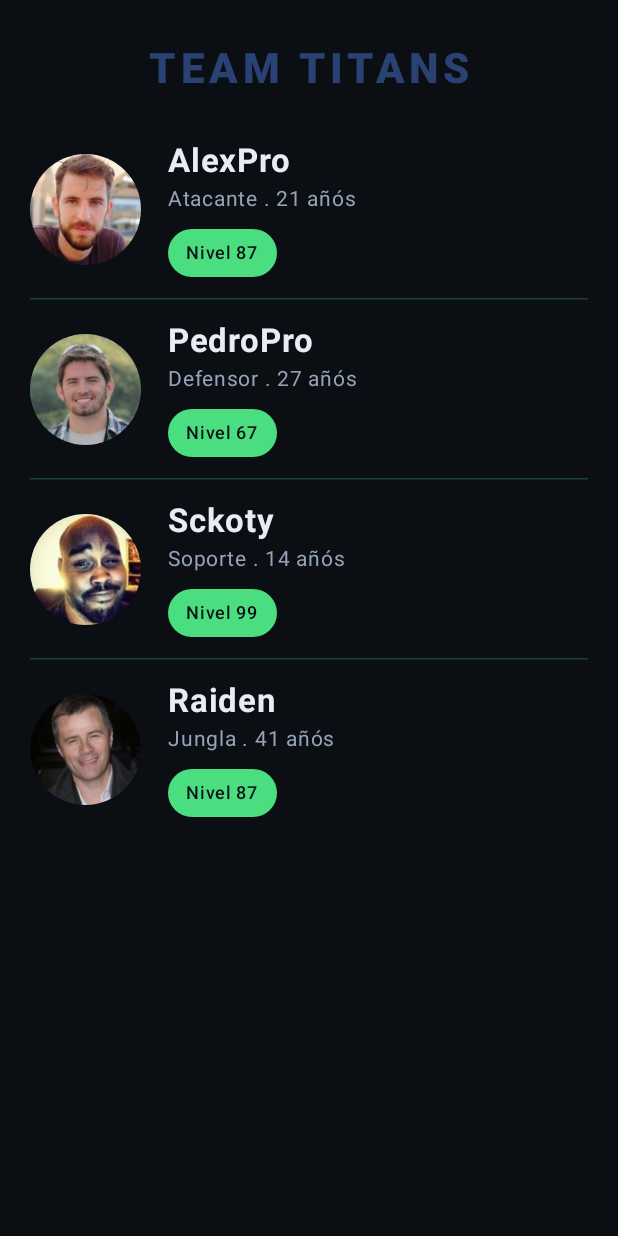
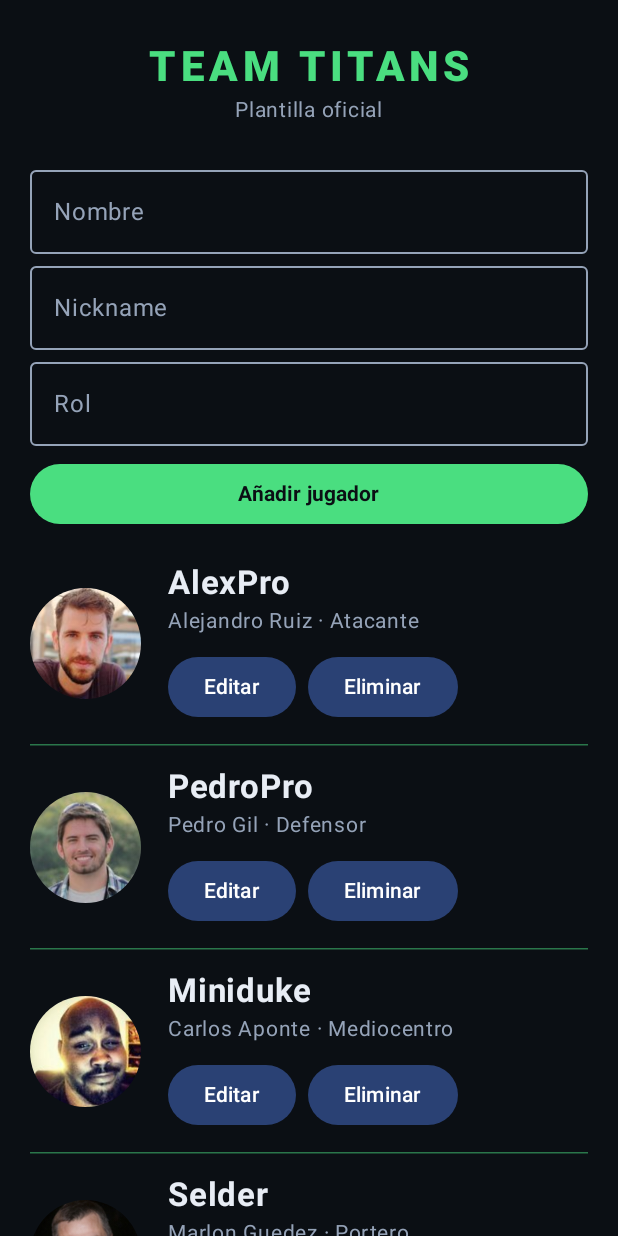
Before and after one commit to Sckoty-FP/ActividadJetpackComposeEliasB, an Android app built with Jetpack Compose: the screen it shows after launch (MainActivity), on a phone screen of 412 x 824 dp. Run offline under Robolectric (Android 15) with nearby library versions, the phone set to English and light mode, and no system bars.

Commit message:
Práctica 2: gestión de jugadores añadir, listar, eliminar, editar

```diff
--- /dev/null
+++ b/app/src/main/java/com/example/actividad3plantillaequipo/Componentes.kt
@@ -0,0 +1,254 @@
+package com.example.actividad3plantillaequipo
+
+import androidx.compose.foundation.Image
+import androidx.compose.foundation.layout.Column
+import androidx.compose.foundation.layout.Row
+import androidx.compose.foundation.layout.Spacer
+import androidx.compose.foundation.layout.fillMaxWidth
+import androidx.compose.foundation.layout.padding
+import androidx.compose.foundation.layout.size
+import androidx.compose.foundation.layout.width
+import androidx.compose.foundation.shape.CircleShape
+import androidx.compose.material3.AlertDialog
+import androidx.compose.material3.Button
+import androidx.compose.material3.ButtonDefaults
+import androidx.compose.material3.HorizontalDivider
+import androidx.compose.material3.OutlinedTextField
+import androidx.compose.material3.OutlinedTextFieldDefaults
+import androidx.compose.material3.Text
+import androidx.compose.material3.TextButton
+import androidx.compose.runtime.Composable
+import androidx.compose.runtime.getValue
+import androidx.compose.runtime.mutableStateOf
+import androidx.compose.runtime.saveable.rememberSaveable
+import androidx.compose.runtime.setValue
+import androidx.compose.ui.Alignment
+import androidx.compose.ui.Modifier
+import androidx.compose.ui.draw.clip
+import androidx.compose.ui.graphics.Color
+import androidx.compose.ui.layout.ContentScale
+import androidx.compose.ui.res.painterResource
+import androidx.compose.ui.text.font.FontWeight
+import androidx.compose.ui.unit.dp
+import androidx.compose.ui.unit.sp
+import com.example.actividad3plantillaequipo.ui.theme.FondoApp
+import com.example.actividad3plantillaequipo.ui.theme.TextoClaro
+import com.example.actividad3plantillaequipo.ui.theme.TextoSuave
+import com.example.actividad3plantillaequipo.ui.theme.VerdeNeon
+
+@Composable
+fun FormularioJugador(
+    onAnadir: (nombre: String, nickname: String, rol: String) -> Unit
+) {
+    var nombre by rememberSaveable { mutableStateOf("") }
+    var nickname by rememberSaveable { mutableStateOf("") }
+    var rol by rememberSaveable { mutableStateOf("") }
+    var hayError by rememberSaveable { mutableStateOf(false) }
+
+    Column(modifier = Modifier.fillMaxWidth()) {
+        OutlinedTextField(
+            value = nombre,
+            onValueChange = { nombre = it },
+            label = { Text("Nombre") },
+            singleLine = true,
+            colors = coloresCampo(),
+            modifier = Modifier.fillMaxWidth()
+        )
+        OutlinedTextField(
+            value = nickname,
+            onValueChange = { nickname = it },
+            label = { Text("Nickname") },
+            singleLine = true,
+            colors = coloresCampo(),
+            modifier = Modifier.fillMaxWidth()
+        )
+        OutlinedTextField(
+            value = rol,
+            onValueChange = { rol = it },
+            label = { Text("Rol") },
+            singleLine = true,
+            colors = coloresCampo(),
+            modifier = Modifier.fillMaxWidth()
+        )
+
+        if (hayError) {
+            Text(
+                text = "Rellena nombre, nickname y rol",
+                color = Color(0xFFF87171),
+                fontSize = 13.sp,
+                modifier = Modifier.padding(top = 6.dp)
+            )
+        }
+
+        Button(
+            onClick = {
+                if (nombre.isBlank() || nickname.isBlank() || rol.isBlank()) {
+                    hayError = true
+                } else {
+                    onAnadir(nombre.trim(), nickname.trim(), rol.trim())  // avisa al jefe con los 3 textos
+                    nombre = ""
+                    nickname = ""
+                    rol = ""
+                    hayError = false
+                }
+            },
+            colors = ButtonDefaults.buttonColors(
+                containerColor = VerdeNeon,
+                contentColor = FondoApp
+            ),
+            modifier = Modifier
+                .fillMaxWidth()
+                .padding(top = 8.dp)
+        ) {
+            Text("Añadir jugador", fontWeight = FontWeight.Bold)
+        }
+    }
+}
+
+@Composable
+fun DialogoEliminar(
+    jugador: Jugador,
+    onConfirmar: () -> Unit,
+    onCancelar: () -> Unit
+) {
+    AlertDialog(
+        onDismissRequest = onCancelar,
+        title = { Text("Eliminar jugador") },
+        text = {
+            Text("¿Estás seguro de eliminar a ${jugador.nickname}?")
+        },
+        confirmButton = {
+            TextButton(onClick = onConfirmar) {
+                Text("Confirmar")
+            }
+        },
+        dismissButton = {
+            TextButton(onClick = onCancelar) {
+                Text("Cancelar")
+            }
+        }
+    )
+}
+
+@Composable
+fun DialogoEditar(
+    jugador: Jugador,
+    onGuardar: (Jugador) -> Unit,
+    onCancelar: () -> Unit
+) {
+    var nombre by rememberSaveable { mutableStateOf(jugador.nombre) }
+    var nickname by rememberSaveable { mutableStateOf(jugador.nickname) }
+    var rol by rememberSaveable { mutableStateOf(jugador.rol) }
+    var hayError by rememberSaveable { mutableStateOf(false) }
+
+    AlertDialog(
+        onDismissRequest = onCancelar,
+        title = { Text("Editar jugador") },
+        text = {
+            Column {
+                OutlinedTextField(
+                    value = nombre,
+                    onValueChange = { nombre = it },
+                    label = { Text("Nombre") },
+                    singleLine = true
+                )
+                OutlinedTextField(
+                    value = nickname,
+                    onValueChange = { nickname = it },
+                    label = { Text("Nickname") },
+                    singleLine = true
+                )
+                OutlinedTextField(
+                    value = rol,
+                    onValueChange = { rol = it },
+                    label = { Text("Rol") },
+                    singleLine = true
+                )
+                if (hayError) {
+                    Text(
+                        text = "Ningún campo puede quedar vacío",
+                        color = Color(0xFFF87171),
+                        fontSize = 13.sp,
+                        modifier = Modifier.padding(top = 6.dp)
+                    )
+                }
+            }
+        },
+        confirmButton = {
+            TextButton(onClick = {
+                if (nombre.isBlank() || nickname.isBlank() || rol.isBlank()) {
+                    hayError = true
+                } else {
+                    onGuardar(
+                        jugador.copy(
+                            nombre = nombre.trim(),
+                            nickname = nickname.trim(),
+                            rol = rol.trim()
+                        )
+                    )
+                }
+            }) {
+                Text("Guardar")
+            }
+        },
+        dismissButton = {
+            TextButton(onClick = onCancelar) {
+                Text("Cancelar")
+            }
+        }
+    )
+}
+@Composable
+fun TarjetaJugador(jugador: Jugador,
+                   onEditar: () -> Unit,
+                   onEliminar: () -> Unit){
+    Row(verticalAlignment = Alignment.CenterVertically,
+        modifier = Modifier
+            .fillMaxWidth()
+            .padding(vertical = 10.dp)
+    ){
+        Image(
+            painter = painterResource(id = jugador.imagen),
+            contentDescription = "Foto de ${jugador.nickname}",
+            contentScale = ContentScale.Crop,
+            modifier = Modifier
+                .size(74.dp)
+                .clip(CircleShape)
+        )
+        Column(modifier = Modifier
+            .padding(start = 18.dp)
+        ){
+            Text(text = jugador.nickname,
+                color = TextoClaro,
+                fontWeight = FontWeight.Bold,
+                fontSize = 22.sp)
+            Text(text = "${jugador.nombre} · ${jugador.rol}",
+                color = TextoSuave,
+                fontSize = 14.sp)
+            Row(modifier = Modifier.padding(top = 8.dp)) {
+                Button(onClick = { onEditar( ) }) {
+                    Text("Editar")
+                }
+                Spacer(modifier = Modifier.width(8.dp))
+                Button(onClick = { onEliminar() }) {
+                    Text("Eliminar")
+                }
+            }
+        }
+    }
+}
+@Composable
+fun SeparadorJugadores(){
+    HorizontalDivider(thickness = 1.dp, color = VerdeNeon.copy(alpha = 0.5f),modifier = Modifier.padding(vertical = 4.dp))
+
+}
+@Composable
+fun coloresCampo() = OutlinedTextFieldDefaults.colors(
+    focusedTextColor = TextoClaro,
+    unfocusedTextColor = TextoClaro,
+    focusedBorderColor = VerdeNeon,
+    unfocusedBorderColor = TextoSuave,
+    focusedLabelColor = VerdeNeon,
+    unfocusedLabelColor = TextoSuave,
+    cursorColor = VerdeNeon
+)
--- /dev/null
+++ b/app/src/main/java/com/example/actividad3plantillaequipo/Jugador.kt
@@ -0,0 +1,11 @@
+package com.example.actividad3plantillaequipo
+
+import androidx.annotation.DrawableRes
+
+data class Jugador(
+    val id: Int,
+    val nombre: String,
+    val nickname: String,
+    val rol: String,
+    @DrawableRes val imagen: Int = R.drawable.m01
+)
--- a/app/src/main/java/com/example/actividad3plantillaequipo/MainActivity.kt
+++ b/app/src/main/java/com/example/actividad3plantillaequipo/MainActivity.kt
@@ -4,40 +4,34 @@ import android.os.Bundle
 import androidx.activity.ComponentActivity
 import androidx.activity.compose.setContent
 import androidx.activity.enableEdgeToEdge
-import androidx.annotation.DrawableRes
-import androidx.compose.foundation.Image
 import androidx.compose.foundation.background
-import androidx.compose.foundation.layout.Arrangement
-import androidx.compose.foundation.layout.Box
 import androidx.compose.foundation.layout.Column
-import androidx.compose.foundation.layout.Row
+import androidx.compose.foundation.layout.Spacer
 import androidx.compose.foundation.layout.fillMaxSize
 import androidx.compose.foundation.layout.fillMaxWidth
+import androidx.compose.foundation.layout.height
+import androidx.compose.foundation.layout.imePadding
 import androidx.compose.foundation.layout.padding
-import androidx.compose.foundation.layout.size
 import androidx.compose.foundation.layout.statusBarsPadding
-import androidx.compose.foundation.shape.CircleShape
-import androidx.compose.foundation.shape.RoundedCornerShape
-import androidx.compose.material3.HorizontalDivider
-import androidx.compose.material3.MaterialTheme
+import androidx.compose.foundation.lazy.LazyColumn
+import androidx.compose.foundation.lazy.items
 import androidx.compose.material3.Text
 import androidx.compose.runtime.Composable
+import androidx.compose.runtime.getValue
+import androidx.compose.runtime.mutableStateListOf
+import androidx.compose.runtime.mutableStateOf
+import androidx.compose.runtime.remember
+import androidx.compose.runtime.setValue
 import androidx.compose.ui.Alignment
 import androidx.compose.ui.Modifier
-import androidx.compose.ui.draw.clip
-import androidx.compose.ui.graphics.Color
-import androidx.compose.ui.layout.ContentScale
-import androidx.compose.ui.res.painterResource
 import androidx.compose.ui.text.font.FontWeight
 import androidx.compose.ui.tooling.preview.Preview
 import androidx.compose.ui.unit.dp
 import androidx.compose.ui.unit.sp
 import com.example.actividad3plantillaequipo.ui.theme.Actividad3PlantillaEquipoTheme
-
-private val FondoApp = Color(0xFF0B0F14)
-private val TextoClaro = Color(0xFFE8EDF5)
-private val TextoSuave = Color(0xFF95A3B8)
-private val VerdeNeon  = Color(0xFF4ADE80)
+import com.example.actividad3plantillaequipo.ui.theme.FondoApp
+import com.example.actividad3plantillaequipo.ui.theme.TextoSuave
+import com.example.actividad3plantillaequipo.ui.theme.VerdeNeon
 
 class MainActivity : ComponentActivity() {
     override fun onCreate(savedInstanceState: Bundle?) {
@@ -53,153 +47,103 @@ class MainActivity : ComponentActivity() {
 
 @Composable
 fun PantallaPlantilla() {
+    val jugadores = remember {
+        mutableStateListOf(
+            // 1. los datos, ANTES del Column
+            Jugador(1, "Alejandro Ruiz", "AlexPro", "Atacante", R.drawable.m01),
+            Jugador(2, "Pedro Gil", "PedroPro", "Defensor", R.drawable.m02),
+            Jugador(3, "Carlos Aponte", "Miniduke", "Mediocentro", R.drawable.m03),
+            Jugador(4, "Marlon Guedez", "Selder", "Portero", R.drawable.m04),
+            Jugador(5, "Carla Guedez", "Ray", "Lateral")
+        )
+    }
+    var jugadorAEliminar by remember { mutableStateOf<Jugador?>(null) }
+    var jugadorAEditar by remember { mutableStateOf<Jugador?>(null) }
     Column(
         modifier = Modifier
-            .fillMaxSize()       // Ocupamos Toda la pantalla
-            .background(FondoApp)          // fondo con color declarado
-            .statusBarsPadding() // Respeta la barra de estado superior (reloj, batería, etc.)
-            .padding(horizontal = 20.dp) // Margen lateral
-    ) {
-        // Titulo
-        Text(
-            text = "TEAM TITANS",
-            style = MaterialTheme.typography.headlineMedium,
-            color = MaterialTheme.colorScheme.primary,
-            fontWeight = FontWeight.ExtraBold,
-            letterSpacing = 3.sp,
-            modifier = Modifier
-                .padding(top = 28.dp, bottom = 20.dp)
-                .align(Alignment.CenterHorizontally) //CentraHorizontal
-        )
-
-        Jugador(
-            nombre = "AlexPro",
-            rol = "Atacante",
-            edad = 21,
-            nivel = 87,
-            imagen = R.drawable.m01,
+            .fillMaxSize()
+            .background(FondoApp)
+            .statusBarsPadding()
+            .imePadding()
+            .padding(horizontal = 20.dp)
 
     )
+    {
+        TituloEquipo()
+        FormularioJugador(
+            onAnadir = { nombre, nickname, rol ->
+                val nuevoId = (jugadores.maxOfOrNull { it.id } ?: 0) + 1
+                jugadores.add(Jugador(nuevoId, nombre, nickname, rol))
+            }
+        )
+        Spacer(modifier = Modifier.height(12.dp))
+        LazyColumn(
+            modifier = Modifier.weight(1f)
+        ) {
+            items(
+                items = jugadores,
+                key = { jugador -> jugador.id }
+            ) { jugador ->
+                TarjetaJugador(jugador = jugador,
+                    onEditar = {jugadorAEditar = jugador},
+                    onEliminar = { jugadorAEliminar = jugador })
                 SeparadorJugadores()
-        Jugador (
-            nombre = "PedroPro",
-            rol = "Defensor",
-            edad = 27,
-            nivel = 67,
-            imagen = R.drawable.m02,
+            }
+        }
+        jugadorAEliminar?.let { jugador ->
+            DialogoEliminar(
+                jugador = jugador,
+                onConfirmar = {
+                    jugadores.remove(jugador)
+                    jugadorAEliminar = null
+                },
+                onCancelar = {
+                    jugadorAEliminar = null
+                }
             )
-        SeparadorJugadores()
-        Jugador (
-            nombre = "Sckoty",
-            rol = "Soporte",
-            edad = 14,
-            nivel = 99,
-            imagen = R.drawable.m03,
+        }
+        jugadorAEditar?.let { jugador ->
+            DialogoEditar(
+                jugador = jugador,
+                onGuardar = { editado ->
+                    val indice = jugadores.indexOfFirst { it.id == editado.id }
+                    if (indice != -1) {
+                        jugadores[indice] = editado
+                    }
+                    jugadorAEditar = null
+                },
+                onCancelar = {
+                    jugadorAEditar = null
+                }
             )
-        SeparadorJugadores()
-        Jugador (
-            nombre = "Raiden",
-            rol = "Jungla",
-            edad = 41,
-            nivel = 87,
-            imagen = R.drawable.m04,
-        )
+        }
     }
 }
 
 @Composable
-fun Jugador(
-    nombre: String,
-    rol: String,
-    edad: Int,
-    nivel: Int,
-    @DrawableRes imagen: Int,
-)
-{
-    Row (
+fun TituloEquipo(){
+    Column(horizontalAlignment = Alignment.CenterHorizontally,
         modifier = Modifier
             .fillMaxWidth()
-            .padding(vertical = 10.dp),
-        verticalAlignment = Alignment.CenterVertically // foto y textos centrados entre si
-    ) {
-        Image(
-            painter = painterResource(id = imagen),
-            contentDescription = "Foto de $nombre",
-            contentScale = ContentScale.Crop,
-            modifier = Modifier
-                .size(74.dp)          // 1o fijo el tamaño
-                .clip(CircleShape)       // 2o recorto ESE tamaño en círculo
+            .padding(top = 28.dp, bottom = 20.dp)
+    ){
+        Text(text = "TEAM TITANS",
+            color = VerdeNeon,
+            fontSize = 28.sp,
+            fontWeight = FontWeight.ExtraBold,
+            letterSpacing = 3.sp,
         )
-        Column(
-            modifier = Modifier
-                .padding(start = 18.dp)
-        ) {
-            Text(
-                text = nombre,
-                fontWeight = FontWeight.Bold,
-                fontSize = 22.sp,
-                color = TextoClaro,
-                letterSpacing = 0.5.sp
-            )
-            Text(
-                text = "$rol . $edad añós",
+
+        Text(text = "Plantilla oficial",
+            color = TextoSuave,
             fontSize = 14.sp,
-                color = TextoSuave,
-            )
-            Box(
-                modifier = Modifier
-                    .padding(top = 8.dp)                             // separa el badge de arriba
-                    .clip(RoundedCornerShape(50))                      // forma de pastilla
-                    .background(VerdeNeon)                              // pinta dentro del recorte
-                    .padding(horizontal = 12.dp, vertical = 4.dp)   // aire INTERNO
-            ) {
-                Text(
-                    text = "Nivel $nivel",
-                    fontSize = 12.sp,
-                    fontWeight = FontWeight.SemiBold,
-                    color = FondoApp,
-                    modifier = Modifier.align(Alignment.Center)
         )
     }
 }
-    }
-}
-
-
-
-
-@Composable
-fun SeparadorJugadores() {
-    HorizontalDivider(
-        modifier = Modifier.padding(vertical = 4.dp),
-        thickness = 1.dp,
-        color = VerdeNeon.copy(alpha = 0.25f)
-    )
-}
-
-@Preview(showBackground = true, name = "Pantalla Completa")
+@Preview(showBackground = true)
 @Composable
 fun PantallaPreview() {
     Actividad3PlantillaEquipoTheme {
         PantallaPlantilla()
     }
 }
-@Preview(showBackground = true)
-@Composable
-fun JugadorPreview() {
-    Actividad3PlantillaEquipoTheme {
-        Box(
-            modifier = Modifier
-                .background(FondoApp)
-                .padding(16.dp)
-        ) {
-            Jugador (
-                nombre = "AlexPro",
-                rol = "Atacante",
-                edad = 21,
-                nivel = 87,
-                imagen = R.drawable.m01,
-            )
-        }
-    }
-}
--- a/app/src/main/java/com/example/actividad3plantillaequipo/ui/theme/Color.kt
+++ b/app/src/main/java/com/example/actividad3plantillaequipo/ui/theme/Color.kt
@@ -9,3 +9,7 @@ val Pink80 = Color(0xFFEFB8C8)
 val Purple40 = Color(0xFF6650a4)
 val PurpleGrey40 = Color(0xFF625b71)
 val Pink40 = Color(0xFF7D5260)
+val FondoApp = Color(0xFF0B0F14)
+val TextoClaro = Color(0xFFE8EDF5)
+val TextoSuave = Color(0xFF95A3B8)
+val VerdeNeon = Color(0xFF4ADE80)
```
Lines whose indentation alone changed are shown as unchanged.
